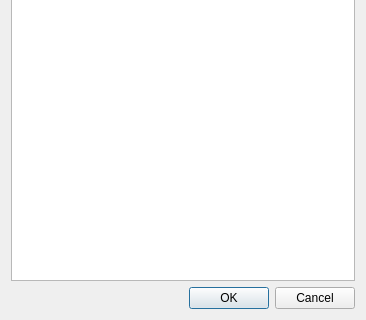
Above: csethorizon.ui from PavelMr/skytechx before the change; both pictures show x 0 to 366 and y 163 to 483 of the 366 by 483 pixel window. Below: the same form after it.
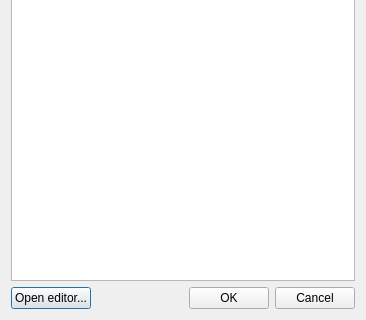
That is the form after the change.

What changed in the file:
```diff
--- a/csethorizon.ui
+++ b/csethorizon.ui
@@ -23,6 +23,13 @@
    </item>
    <item>
     <layout class="QHBoxLayout" name="horizontalLayout">
+     <item>
+      <widget class="QPushButton" name="pushButton_3">
+       <property name="text">
+        <string>Open editor...</string>
+       </property>
+      </widget>
+     </item>
      <item>
       <spacer name="horizontalSpacer">
        <property name="orientation">
```
